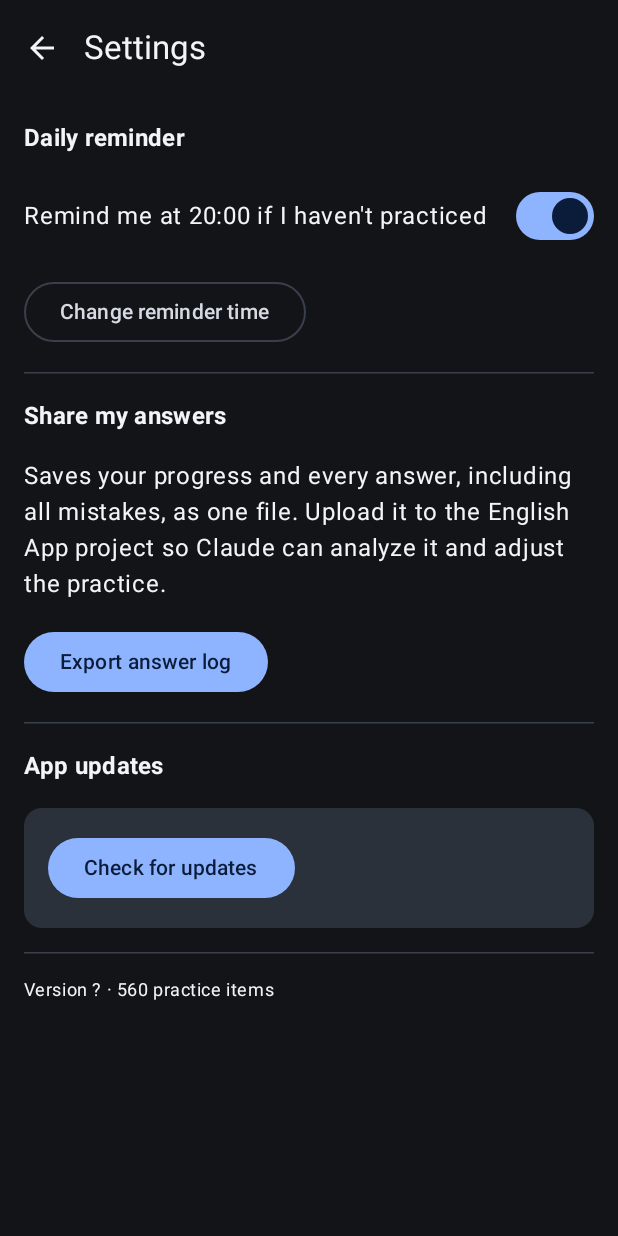
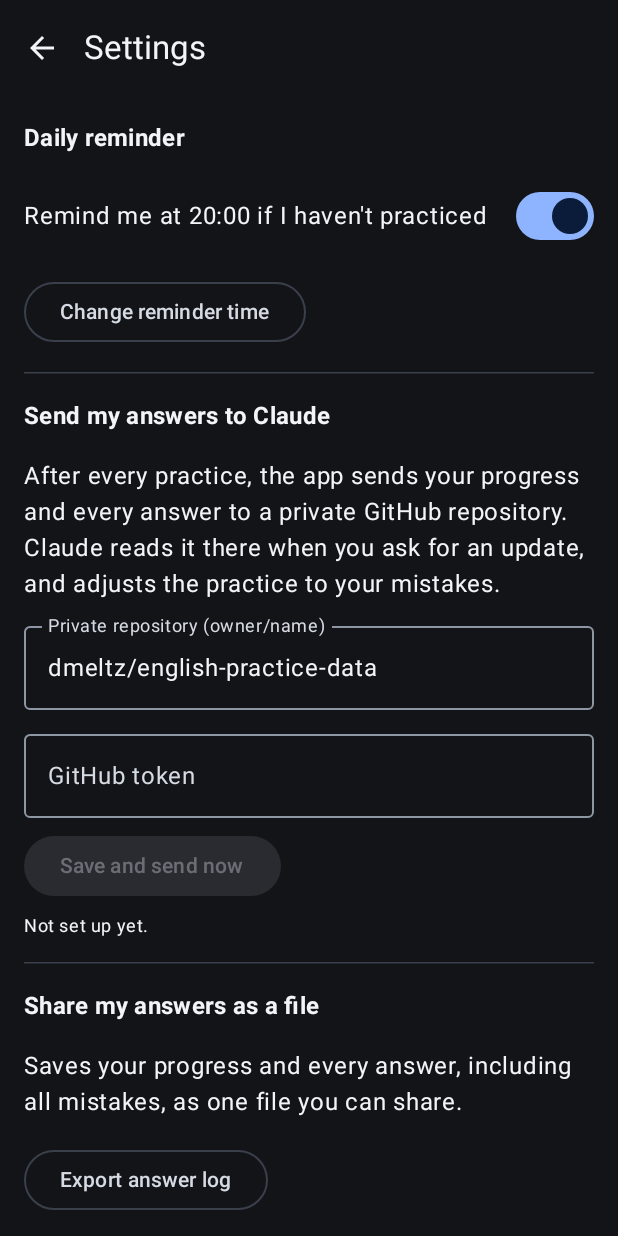
Before and after one commit to dmeltz/english-practice, an Android app built with Jetpack Compose: the screen it shows after launch (MainActivity), after a tap on "Settings", on a phone screen of 412 x 824 dp. Run offline under Robolectric (Android 15) with nearby library versions, the phone set to English and light mode, and no system bars; pictures from the network do not load.

Commit message:
Send answers to a private GitHub repository after every practice
The app uploads the full export (progress and every answer) to a private
repository chosen in Settings, so Claude can read it and adjust the practice
without manual file transfers. Uploads run in the background with
WorkManager and retry when the phone is back online. The token is stored
outside Android backups.

Co-Authored-By: Claude Opus 5.5 <noreply@anthropic.com>
Claude-Session: https://claude.ai/code/session_01DheCgje8ZiXMkdbJb1DMLe

```diff
--- a/app/build.gradle.kts
+++ b/app/build.gradle.kts
@@ -61,4 +61,5 @@ dependencies {
     implementation("androidx.activity:activity-compose:1.9.3")
     implementation("androidx.core:core-ktx:1.15.0")
     implementation("org.jetbrains.kotlinx:kotlinx-serialization-json:1.7.3")
+    implementation("androidx.work:work-runtime-ktx:2.9.1")
 }
--- a/app/src/main/AndroidManifest.xml
+++ b/app/src/main/AndroidManifest.xml
@@ -2,7 +2,7 @@
 <manifest xmlns:android="http://schemas.android.com/apk/res/android">
 
     <uses-permission android:name="android.permission.POST_NOTIFICATIONS" />
-    <!-- Only for checking and downloading app updates. Practice works offline. -->
+    <!-- For app updates and for sending answers to the private GitHub repository. Practice works offline. -->
     <uses-permission android:name="android.permission.INTERNET" />
     <uses-permission android:name="android.permission.REQUEST_INSTALL_PACKAGES" />
     <uses-permission android:name="android.permission.RECEIVE_BOOT_COMPLETED" />
--- a/app/src/main/kotlin/com/dmeltz/englishpractice/MainActivity.kt
+++ b/app/src/main/kotlin/com/dmeltz/englishpractice/MainActivity.kt
@@ -22,6 +22,7 @@ import com.dmeltz.englishpractice.core.AppState
 import com.dmeltz.englishpractice.core.SessionBuilder
 import com.dmeltz.englishpractice.core.Sessions
 import com.dmeltz.englishpractice.reminder.Reminders
+import com.dmeltz.englishpractice.sync.AnswerSync
 import com.dmeltz.englishpractice.ui.AppTheme
 import com.dmeltz.englishpractice.ui.HomeScreen
 import com.dmeltz.englishpractice.ui.ProgressScreen
@@ -63,8 +64,10 @@ class MainActivity : ComponentActivity() {
 
                 fun push(s: Screen) { stack = stack + s }
                 fun update(newState: AppState) {
+                    val finishedSession = newState.sessionsCompleted > state.sessionsCompleted
                     repo.save(newState)
                     state = newState
+                    if (finishedSession) AnswerSync.schedule(this@MainActivity)
                 }
                 fun pop() {
                     if (stack.size <= 1) return
--- a/app/src/main/kotlin/com/dmeltz/englishpractice/ui/SettingsScreen.kt
+++ b/app/src/main/kotlin/com/dmeltz/englishpractice/ui/SettingsScreen.kt
@@ -9,7 +9,6 @@ import androidx.compose.foundation.layout.fillMaxWidth
 import androidx.compose.foundation.layout.padding
 import androidx.compose.foundation.rememberScrollState
 import androidx.compose.foundation.verticalScroll
-import androidx.compose.material3.Button
 import androidx.compose.material3.HorizontalDivider
 import androidx.compose.material3.MaterialTheme
 import androidx.compose.material3.OutlinedButton
@@ -53,12 +52,13 @@ fun SettingsScreen(
             }) { Text("Change reminder time") }
 
             HorizontalDivider()
-            Text("Share my answers", style = MaterialTheme.typography.titleMedium, fontWeight = FontWeight.Bold)
-            Text(
-                "Saves your progress and every answer, including all mistakes, as one file. " +
-                    "Upload it to the English App project so Claude can analyze it and adjust the practice.",
-            )
-            Button(onClick = onExport) { Text("Export answer log") }
+            Text("Send my answers to Claude", style = MaterialTheme.typography.titleMedium, fontWeight = FontWeight.Bold)
+            SyncPanel()
+
+            HorizontalDivider()
+            Text("Share my answers as a file", style = MaterialTheme.typography.titleMedium, fontWeight = FontWeight.Bold)
+            Text("Saves your progress and every answer, including all mistakes, as one file you can share.")
+            OutlinedButton(onClick = onExport) { Text("Export answer log") }
 
             HorizontalDivider()
             Text("App updates", style = MaterialTheme.typography.titleMedium, fontWeight = FontWeight.Bold)
--- /dev/null
+++ b/app/src/main/kotlin/com/dmeltz/englishpractice/ui/SyncPanel.kt
@@ -0,0 +1,87 @@
+package com.dmeltz.englishpractice.ui
+
+import androidx.compose.foundation.layout.Arrangement
+import androidx.compose.foundation.layout.Column
+import androidx.compose.foundation.layout.Row
+import androidx.compose.foundation.layout.fillMaxWidth
+import androidx.compose.foundation.text.KeyboardOptions
+import androidx.compose.material3.Button
+import androidx.compose.material3.MaterialTheme
+import androidx.compose.material3.OutlinedTextField
+import androidx.compose.material3.Text
+import androidx.compose.runtime.Composable
+import androidx.compose.runtime.getValue
+import androidx.compose.runtime.mutableStateOf
+import androidx.compose.runtime.remember
+import androidx.compose.runtime.rememberCoroutineScope
+import androidx.compose.runtime.setValue
+import androidx.compose.ui.Modifier
+import androidx.compose.ui.platform.LocalContext
+import androidx.compose.ui.text.input.KeyboardType
+import androidx.compose.ui.text.input.PasswordVisualTransformation
+import androidx.compose.ui.unit.dp
+import com.dmeltz.englishpractice.sync.AnswerSync
+import kotlinx.coroutines.launch
+import java.text.DateFormat
+import java.util.Date
+
+/** Settings for sending the answers to a private GitHub repository after every practice. */
+@Composable
+fun SyncPanel() {
+    val context = LocalContext.current
+    val scope = rememberCoroutineScope()
+    var settings by remember { mutableStateOf(AnswerSync.load(context)) }
+    var repo by remember { mutableStateOf(settings.repo) }
+    var token by remember { mutableStateOf("") }
+    var sending by remember { mutableStateOf(false) }
+
+    Column(verticalArrangement = Arrangement.spacedBy(8.dp)) {
+        Text(
+            "After every practice, the app sends your progress and every answer to a private GitHub repository. " +
+                "Claude reads it there when you ask for an update, and adjusts the practice to your mistakes.",
+        )
+        OutlinedTextField(
+            value = repo,
+            onValueChange = { repo = it },
+            label = { Text("Private repository (owner/name)") },
+            singleLine = true,
+            modifier = Modifier.fillMaxWidth(),
+        )
+        OutlinedTextField(
+            value = token,
+            onValueChange = { token = it },
+            label = { Text(if (settings.token.isBlank()) "GitHub token" else "GitHub token (saved; type to replace)") },
+            singleLine = true,
+            visualTransformation = PasswordVisualTransformation(),
+            keyboardOptions = KeyboardOptions(keyboardType = KeyboardType.Password),
+            modifier = Modifier.fillMaxWidth(),
+        )
+        Row(horizontalArrangement = Arrangement.spacedBy(8.dp)) {
+            Button(
+                enabled = !sending && repo.contains('/') && (token.isNotBlank() || settings.token.isNotBlank()),
+                onClick = {
+                    AnswerSync.save(
+                        context,
+                        settings.copy(repo = repo.trim(), token = token.trim().ifEmpty { settings.token }),
+                    )
+                    token = ""
+                    sending = true
+                    scope.launch {
+                        AnswerSync.send(context)
+                        settings = AnswerSync.load(context)
+                        sending = false
+                    }
+                },
+            ) { Text(if (sending) "Sending…" else "Save and send now") }
+        }
+        val status = when {
+            sending -> null
+            !settings.configured -> "Not set up yet."
+            settings.lastError != null -> "Last try didn't work: ${settings.lastError}"
+            settings.lastSentAt != null ->
+                "Last sent " + DateFormat.getDateTimeInstance(DateFormat.MEDIUM, DateFormat.SHORT).format(Date(settings.lastSentAt!!)) + "."
+            else -> "Saved. Answers will be sent after your next practice."
+        }
+        if (status != null) Text(status, style = MaterialTheme.typography.bodySmall)
+    }
+}
```
Also changed, not shown: app/src/main/kotlin/com/dmeltz/englishpractice/Repository.kt (+8 -3 lines), app/src/main/kotlin/com/dmeltz/englishpractice/sync/AnswerSync.kt (added, +159 -0 lines).
